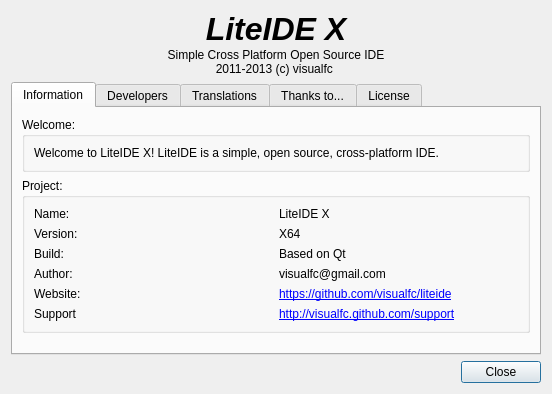
Old version of the form liteidex/src/liteapp/aboutdialog.ui in the repository visualfc/liteide.
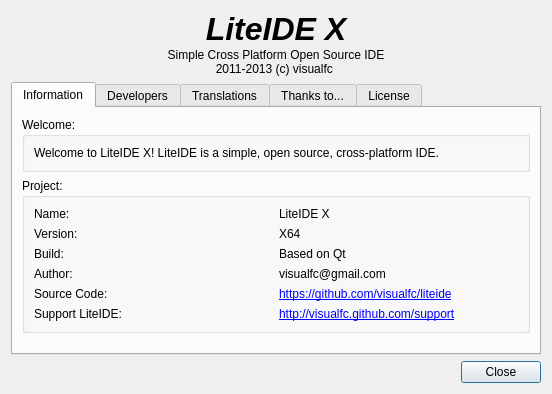
New version of the form. Icons and pictures are not drawn.

Diff of the .ui file:
```diff
--- a/liteidex/src/liteapp/aboutdialog.ui
+++ b/liteidex/src/liteapp/aboutdialog.ui
@@ -246,7 +246,7 @@
           <item row="5" column="0">
            <widget class="QLabel" name="label_17">
             <property name="text">
-             <string>Website:</string>
+             <string>Source Code:</string>
             </property>
            </widget>
           </item>
@@ -260,7 +260,7 @@
           <item row="6" column="0">
            <widget class="QLabel" name="label_40">
             <property name="text">
-             <string>Support</string>
+             <string>Support LiteIDE:</string>
             </property>
            </widget>
           </item>
```
